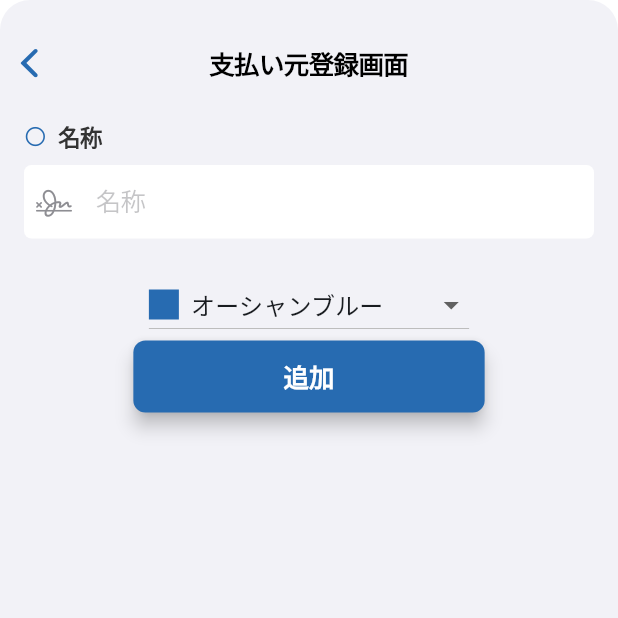
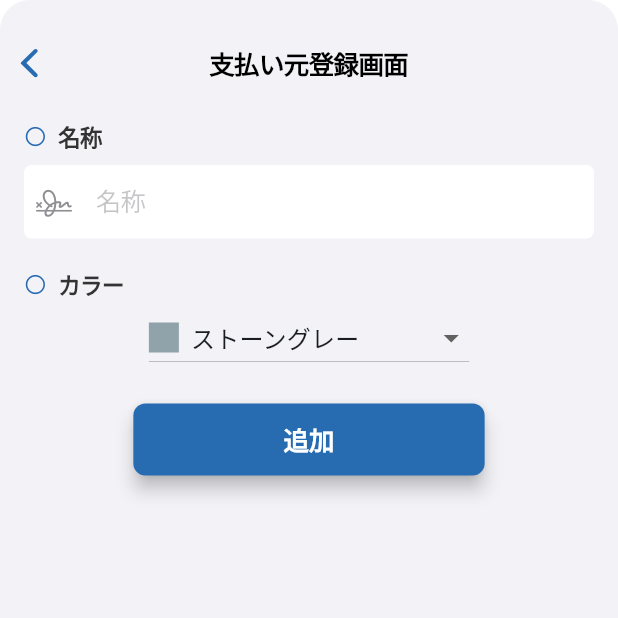
Before and after one commit to amefure/Flutter-Salary-App, a Flutter app: the InputPaymentSourceView screen opened directly, on a phone screen of 412 x 824 dp, the top half of it. Run offline on Flutter 3.47's test engine with Material 3 defaults, Android fonts, the phone set to English and light mode, and no system bars; our stand-ins replace realm, shared_preferences, webview_flutter; accounts and stored records are empty; generated files the repository leaves out were written again.

Commit message:
テキストUI調整

```diff
--- a/lib/models/salary.dart
+++ b/lib/models/salary.dart
@@ -22,7 +22,7 @@ class _Salary {
   late DateTime createdAt;
   // 総支給構成要素
   late List<_AmountItem> paymentAmountItems;
-   // 控除額構成要素
+  // 控除額構成要素
   late List<_AmountItem> deductionAmountItems;
   // 支払い元
   late _PaymentSource? source;
@@ -48,7 +48,7 @@ class _PaymentSource {
   // カラー
   late int themaColor;
 
-    // ThemaColor に変換
+  // ThemaColor に変換
   ThemaColor get themaColorEnum => ThemaColor.fromValue(themaColor);
 
   // ThemaColor を設定
--- /dev/null
+++ b/lib/views/components/custom_label_view.dart
@@ -0,0 +1,26 @@
+import 'package:flutter/material.dart';
+import 'package:flutter/cupertino.dart';
+import 'package:salary/views/components/custom_text_view.dart';
+
+class CustomLabelView extends StatelessWidget {
+  final String labelText;
+
+  const CustomLabelView({super.key, required this.labelText});
+
+  @override
+  Widget build(BuildContext context) {
+    return Row(
+      children: [
+        const Icon(CupertinoIcons.circle, size: 15),
+
+        const SizedBox(width: 8),
+
+        CustomText(
+          text: labelText,
+          textSize: TextSize.MS,
+          fontWeight: FontWeight.bold,
+        ),
+      ],
+    );
+  }
+}
--- a/lib/views/components/custom_text_field_view.dart
+++ b/lib/views/components/custom_text_field_view.dart
@@ -1,6 +1,6 @@
 import 'package:flutter/cupertino.dart';
 import 'package:flutter/material.dart';
-import 'package:salary/views/components/custom_text_view.dart';
+import 'package:salary/views/components/custom_label_view.dart';
 
 class CustomTextField extends StatelessWidget {
   final TextEditingController controller;
@@ -27,21 +27,9 @@ class CustomTextField extends StatelessWidget {
     return Column(
       crossAxisAlignment: CrossAxisAlignment.start,
       children: [
-        Row(
-          children: [
-            Icon(CupertinoIcons.circle, size: 15),
+        CustomLabelView(labelText: labelText),
 
-            SizedBox(width: 8),
-
-            CustomText(
-              text: labelText,
-              textSize: TextSize.MS,
-              fontWeight: FontWeight.bold,
-            ),
-          ],
-        ),
-
-        SizedBox(height: 8),
+        const SizedBox(height: 8),
 
         CupertinoTextField(
           controller: controller,
@@ -49,7 +37,7 @@ class CustomTextField extends StatelessWidget {
           readOnly: readOnly,
           onTap: onTap,
           placeholder: labelText,
-          padding: EdgeInsets.symmetric(vertical: 12, horizontal: 16),
+          padding: const EdgeInsets.symmetric(vertical: 12, horizontal: 16),
           prefix: Padding(
             padding: const EdgeInsets.only(left: 8),
             child: Icon(prefixIcon, color: prefixIconColor),
--- a/lib/views/components/custom_text_view.dart
+++ b/lib/views/components/custom_text_view.dart
@@ -45,11 +45,16 @@ class CustomText extends StatelessWidget {
 
     return Text(
       text,
+      // 最大行数
+      maxLines: 1,
+      // 文字溢れ時の挙動
+      overflow: TextOverflow.ellipsis,
+      // 改行するか否か
+      softWrap: false,
       style: TextStyle(
         fontSize: fontSize,
         color: color,
         fontWeight: fontWeight,
-
       ),
     );
   }
--- a/lib/views/domain/input/input_payment_source.dart
+++ b/lib/views/domain/input/input_payment_source.dart
@@ -7,6 +7,7 @@ import 'package:salary/models/thema_color.dart';
 import 'package:salary/utilitys/custom_colors.dart';
 import 'package:salary/viewmodels/payment_source_viewmodel.dart';
 import 'package:salary/views/components/custom_elevated_button.dart';
+import 'package:salary/views/components/custom_label_view.dart';
 import 'package:salary/views/components/custom_text_field_view.dart';
 
 class InputPaymentSourceView extends StatefulWidget {
@@ -26,6 +27,7 @@ class _InputPaymentSourceViewState extends State<InputPaymentSourceView> {
   void initState() {
     if (widget.paymentSource case PaymentSource paymentSource) {
       _nameController.text = paymentSource.name;
+      selectedColor = paymentSource.themaColorEnum;
     }
     ;
     super.initState();
@@ -87,15 +89,20 @@ class _InputPaymentSourceViewState extends State<InputPaymentSourceView> {
                   keyboardType: TextInputType.text,
                 ),
 
-                SizedBox(height: 20),
+                const SizedBox(height: 20),
+
+                const CustomLabelView(labelText: "カラー"),
 
                 _ThemaColorPicker(
+                  selectedColor: selectedColor,
                   onColorSelected: (color) {
                     setState(() {
                       selectedColor = color;
                     });
                   },
                 ),
+
+                const SizedBox(height: 20),
 
                 CustomElevatedButton(
                   text: widget.paymentSource == null ? "追加" : "更新",
@@ -107,7 +114,7 @@ class _InputPaymentSourceViewState extends State<InputPaymentSourceView> {
                         context.read<PaymentSourceViewModel>().update(
                           paymentSource.id,
                           name,
-                          selectedColor
+                          selectedColor,
                         );
                       } else {
                         final payment = PaymentSource(
@@ -135,12 +142,16 @@ class _InputPaymentSourceViewState extends State<InputPaymentSourceView> {
 
 // カラーピッカー UI
 class _ThemaColorPicker extends StatefulWidget {
+  // 選択済みカラー
+  final ThemaColor selectedColor;
+  // カラー選択後のアクション
   final Function(ThemaColor) onColorSelected;
 
   const _ThemaColorPicker({
-    Key? key,
+    super.key,
+    this.selectedColor = ThemaColor.blue,
     required this.onColorSelected,
-  }) : super(key: key);
+  });
 
   @override
   _ThemaColorPickerState createState() => _ThemaColorPickerState();
@@ -152,7 +163,7 @@ class _ThemaColorPickerState extends State<_ThemaColorPicker> {
   @override
   void initState() {
     super.initState();
-    selectedColor = ThemaColor.blue;
+    selectedColor = widget.selectedColor;
   }
 
   @override
--- a/lib/views/domain/input/input_salary_view.dart
+++ b/lib/views/domain/input/input_salary_view.dart
@@ -378,7 +378,7 @@ class _InputSalaryViewState extends State<InputSalaryView> {
                 // 日付ピッカー
                 CustomTextField(
                   controller: _dateController,
-                  labelText: "日付を選択",
+                  labelText: "支給日",
                   prefixIcon: CupertinoIcons.calendar,
                   readOnly: true,
                   onTap: () => _selectDate(context),
```
Also changed, not shown: lib/views/domain/detail_salary_view.dart (+72 -9 lines), lib/views/domain/list_salary_view.dart (+12 -9 lines).
